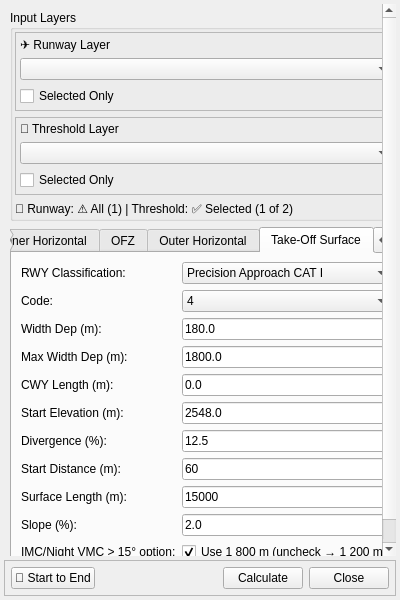
The window that qols/qols_panel_base.ui (FLYGHT7/qOLS) describes before a commit, drawn with Qt 5.
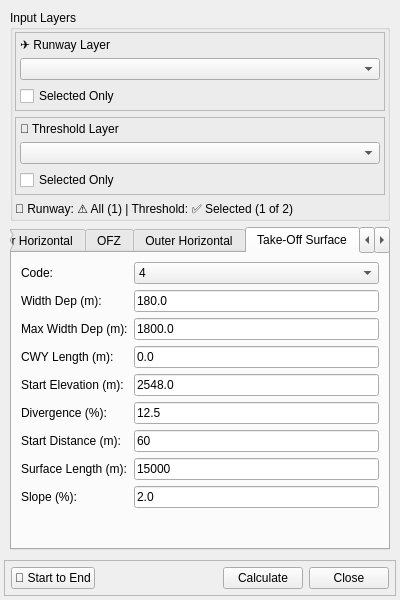
The same window after the commit. The open tabs and pages were chosen to show the change. Custom widgets are drawn as their Qt base class.

Commit message: Refactor Take-Off Surface functionality: apply defaults from table for inner edge, width, and length; remove IMC/VMC checkbox handling; update UI elements accordingly for improved clarity and maintainability.

Patch:
```diff
--- a/qols/qols_panel_base.ui
+++ b/qols/qols_panel_base.ui
@@ -758,45 +758,14 @@
         <string>Take-Off Surface</string>
        </attribute>
        <layout class="QFormLayout" name="formLayout_takeoff">
-        <item row="0" column="0">
-         <widget class="QLabel" name="label_rwyClassification_takeoff">
-          <property name="text">
-           <string>RWY Classification:</string>
-          </property>
-         </widget>
-        </item>
-        <item row="0" column="1">
-         <widget class="QComboBox" name="combo_rwyClassification_takeoff">
-          <item>
-           <property name="text">
-            <string>Precision Approach CAT I</string>
-           </property>
-          </item>
-          <item>
-           <property name="text">
-            <string>Precision Approach CAT II/III</string>
-           </property>
-          </item>
-          <item>
-           <property name="text">
-            <string>Non-Precision Approach</string>
-           </property>
-          </item>
-          <item>
-           <property name="text">
-            <string>Non-Instrument Runway</string>
-           </property>
-          </item>
-         </widget>
-        </item>
-        <item row="1" column="0">
+    <item row="0" column="0">
          <widget class="QLabel" name="label_code_takeoff">
           <property name="text">
            <string>Code:</string>
           </property>
          </widget>
         </item>
-        <item row="1" column="1">
+    <item row="0" column="1">
          <widget class="QComboBox" name="spin_code_takeoff">
           <property name="currentIndex">
            <number>3</number>
@@ -823,56 +792,56 @@
           </item>
          </widget>
         </item>
-        <item row="2" column="0">
+    <item row="1" column="0">
          <widget class="QLabel" name="label_widthDep_takeoff">
           <property name="text">
            <string>Width Dep (m):</string>
           </property>
          </widget>
         </item>
-        <item row="2" column="1">
+    <item row="1" column="1">
          <widget class="QLineEdit" name="spin_widthDep_takeoff">
           <property name="text">
            <string>180.0</string>
           </property>
          </widget>
         </item>
-        <item row="3" column="0">
+    <item row="2" column="0">
          <widget class="QLabel" name="label_maxWidthDep_takeoff">
           <property name="text">
            <string>Max Width Dep (m):</string>
           </property>
          </widget>
         </item>
-        <item row="3" column="1">
+    <item row="2" column="1">
          <widget class="QLineEdit" name="spin_maxWidthDep_takeoff">
           <property name="text">
            <string>1800.0</string>
           </property>
          </widget>
         </item>
-        <item row="4" column="0">
+    <item row="3" column="0">
          <widget class="QLabel" name="label_CWYLength_takeoff">
           <property name="text">
            <string>CWY Length (m):</string>
           </property>
          </widget>
         </item>
-        <item row="4" column="1">
+    <item row="3" column="1">
          <widget class="QLineEdit" name="spin_CWYLength_takeoff">
           <property name="text">
            <string>0.0</string>
           </property>
          </widget>
         </item>
-        <item row="5" column="0">
+    <item row="4" column="0">
          <widget class="QLabel" name="label_Z0_takeoff">
           <property name="text">
           <string>Start Elevation (m):</string>
           </property>
          </widget>
         </item>
-        <item row="5" column="1">
+    <item row="4" column="1">
          <widget class="QLineEdit" name="spin_Z0_takeoff">
           <property name="text">
            <string>2548.0</string>
@@ -935,23 +904,7 @@
       </property>
      </widget>
     </item>
-    <item row="10" column="0">
-     <widget class="QLabel" name="label_imc_option_takeoff">
-      <property name="text">
-       <string>IMC/Night VMC > 15° option:</string>
-      </property>
-     </widget>
-    </item>
-    <item row="10" column="1">
-     <widget class="QCheckBox" name="check_imc_heading_takeoff">
-      <property name="text">
-       <string>Use 1 800 m (uncheck → 1 200 m)</string>
-      </property>
-      <property name="checked">
-       <bool>true</bool>
-      </property>
-     </widget>
-    </item>
+    
        </layout>
       </widget>
       
```
Left out of the diff: 3 changed lines with no effect on the pictures. The commit also changes 1 other file.
